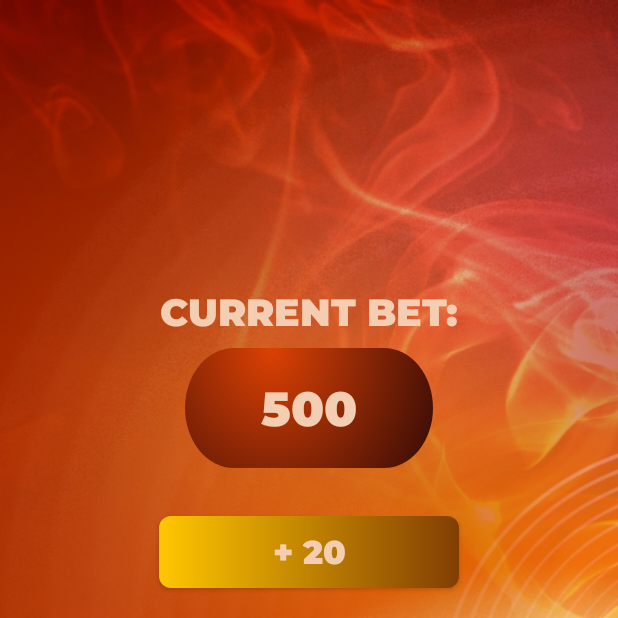
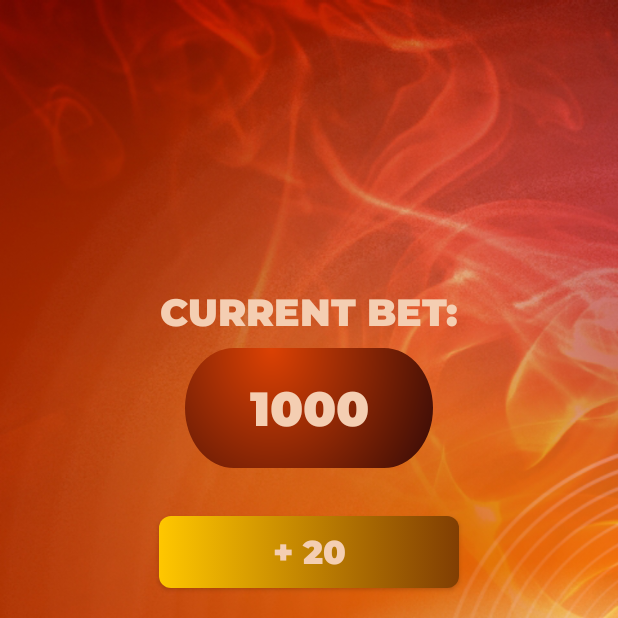
Before and after one commit to marinaMobile/ElementalVolcano, an Android app: the BetFragment screen opened through its navigation route, after a tap on "SUPER GAME", on a phone screen of 412 x 824 dp, the top half of it. Run offline under Robolectric (Android 15) with nearby library versions, the phone set to English and light mode, and no system bars; network calls fail.

Commit message:
done balance

```diff
--- a/app/src/main/java/com/sunsetgames/bordersecurit/first/BalanceFragment.kt
+++ b/app/src/main/java/com/sunsetgames/bordersecurit/first/BalanceFragment.kt
@@ -42,10 +42,10 @@ class BalanceFragment : Fragment() {
         try {
 
             val totalBalanceSP = requireActivity().getSharedPreferences(
-                "TOTAL_BAL_SP",
+                First.MAIN_KEY_SHARED_PREF_BALANVE,
                 Context.MODE_PRIVATE
             )
-            totalBalance = totalBalanceSP.getInt(First.key_balance, 500)
+            totalBalance = totalBalanceSP.getInt(First.key_balance, 1000)
 
             yyyyy.tvUserBalance.text = totalBalance.toString()
             yyyyy.lottieNext.setOnClickListener {
--- a/app/src/main/java/com/sunsetgames/bordersecurit/first/BetFragment.kt
+++ b/app/src/main/java/com/sunsetgames/bordersecurit/first/BetFragment.kt
@@ -46,11 +46,11 @@ class BetFragment : Fragment() {
 
 
             val totalBalanceSP = requireActivity().getSharedPreferences(
-                "TOTAL_BAL_SP",
+                First.MAIN_KEY_SHARED_PREF_BALANVE,
                 Context.MODE_PRIVATE
             )
 
-            totalBalance = totalBalanceSP.getInt(First.key_balance, 500)
+            totalBalance = totalBalanceSP.getInt(First.key_balance, 1000)
             userBet = totalBalanceSP.getInt(First.key_bet, 100)
 
             yyyyy.tvUserBet.text = userBet.toString()
--- a/app/src/main/java/com/sunsetgames/bordersecurit/first/First.kt
+++ b/app/src/main/java/com/sunsetgames/bordersecurit/first/First.kt
@@ -6,6 +6,7 @@ import android.os.Bundle
 import android.view.Menu
 import android.view.MenuItem
 import android.widget.Toast
+import com.sunsetgames.bordersecurit.ApplCla
 import com.sunsetgames.bordersecurit.R
 import com.sunsetgames.bordersecurit.databinding.ActivityFirstBinding
 
@@ -14,8 +15,9 @@ class First : AppCompatActivity() {
     lateinit var bindinggg: ActivityFirstBinding
 
     companion object{
-        val key_balance = "1"
+        val key_balance = ApplCla.BALANCE_VOLCANOS.toString()
         val key_bet = "55"
+        val MAIN_KEY_SHARED_PREF_BALANVE = "TOTAL_BAL_SP"
     }
     override fun onCreate(savedInstanceState: Bundle?) {
         super.onCreate(savedInstanceState)
--- a/app/src/main/java/com/sunsetgames/bordersecurit/first/GameeFragment.kt
+++ b/app/src/main/java/com/sunsetgames/bordersecurit/first/GameeFragment.kt
@@ -81,10 +81,10 @@ class GameeFragment : Fragment() {
             mmmmm()
 
             val totalBalanceSP = requireActivity().getSharedPreferences(
-                "TOTAL_BAL_SP",
+                First.MAIN_KEY_SHARED_PREF_BALANVE,
                 Context.MODE_PRIVATE
             )
-            totalBalance = totalBalanceSP.getInt(First.key_balance, 500)
+            totalBalance = totalBalanceSP.getInt(First.key_balance, 1000)
             userBet = totalBalanceSP.getInt(First.key_bet, 100)
             yyyyy.tvUserPointsCount.text = userPoints.toString()
 
```
